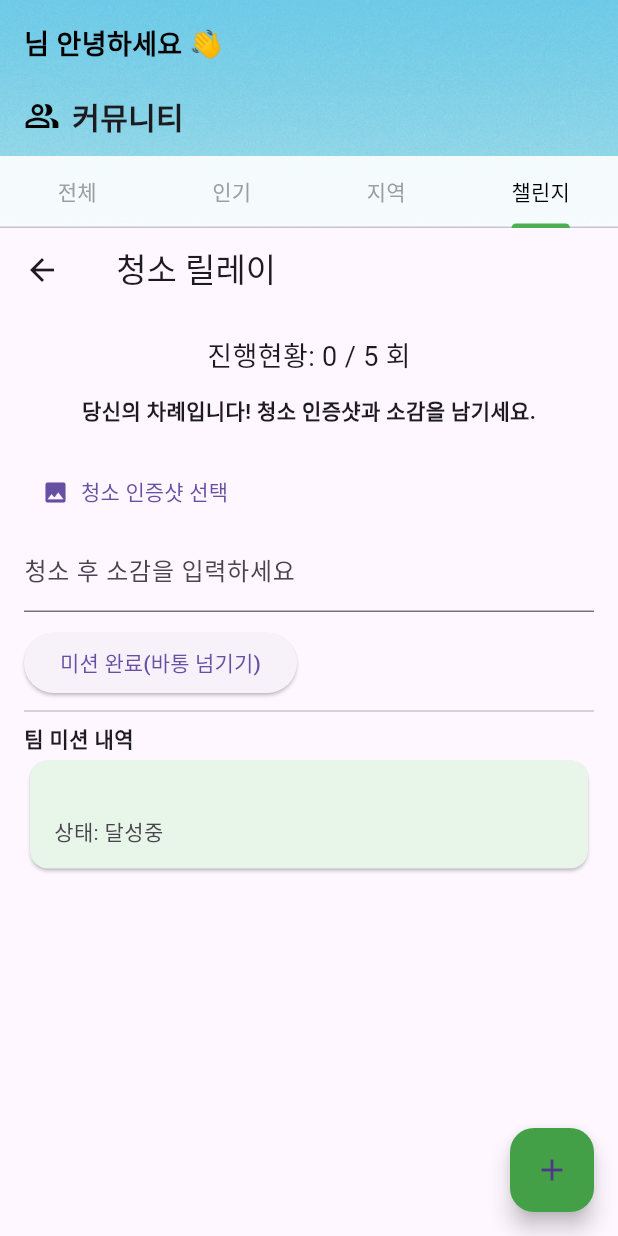
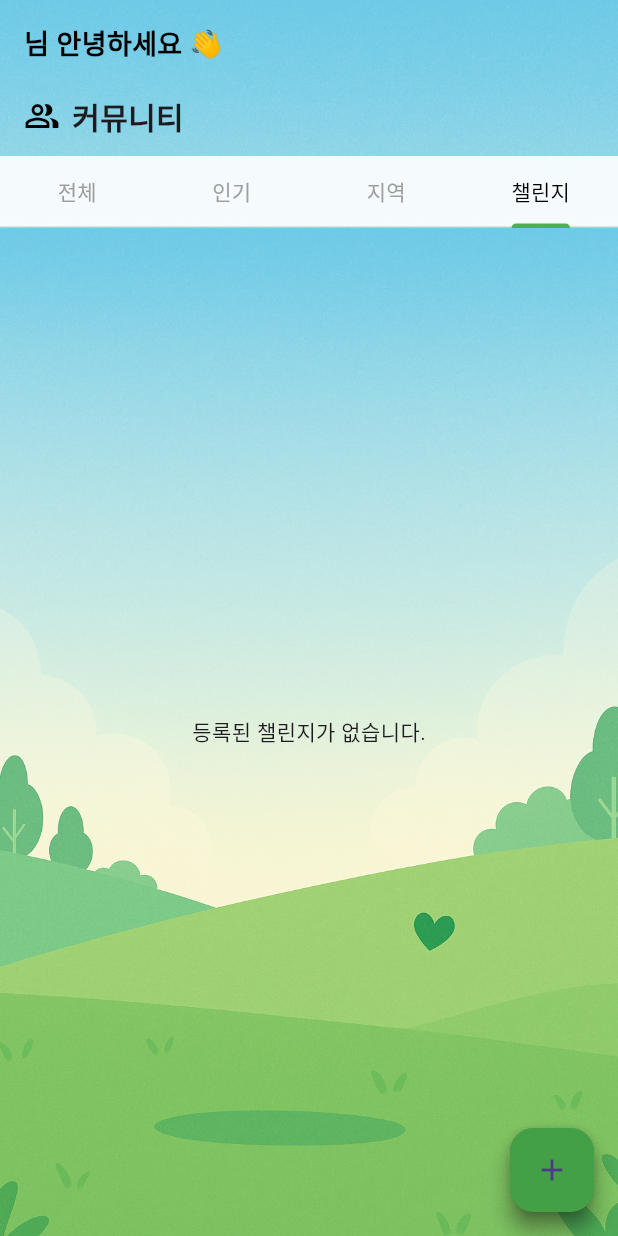
Before and after one commit to MuHaRVEY/CBNU_Capstone_Design_2025_ReBoot, a Flutter app: the CommunityEntirePage screen opened directly with empty values, tab 4 chosen, on a phone screen of 412 x 824 dp. Run offline on Flutter 3.47's test engine with Material 3 defaults, Android fonts, the phone set to English and light mode, and no system bars; our stand-ins replace firebase_auth, firebase_core, firebase_database, firebase_storage, google_sign_in, image_picker; accounts and stored records are empty; generated files the repository leaves out were written again.

Commit message:
chore : 전체 탭에서 챌린지 게시물 디자인 변경 및 참여 여부 추가

```diff
--- a/capstonedesign/lib/community_challenge.dart
+++ b/capstonedesign/lib/community_challenge.dart
@@ -1,7 +1,6 @@
 import 'package:flutter/material.dart';
 import 'package:firebase_database/firebase_database.dart';
-import 'package:image_picker/image_picker.dart';
-import 'dart:io';
+import 'community_makechallenge.dart';
 
 class CommunityChallengePage extends StatefulWidget {
   final String userId;
@@ -9,10 +8,10 @@ class CommunityChallengePage extends StatefulWidget {
   final String region;
 
   const CommunityChallengePage({
-    Key? key,
     required this.userId,
     required this.nickname,
     required this.region,
+    Key? key,
   }) : super(key: key);
 
   @override
@@ -20,244 +19,124 @@ class CommunityChallengePage extends StatefulWidget {
 }
 
 class _CommunityChallengePageState extends State<CommunityChallengePage> {
-  final dbRef = FirebaseDatabase.instance.ref('challenges');
-  bool isMyTurn = false;
-  bool isLoading = false;
-  XFile? _selectedImage;
-  final TextEditingController _commentController = TextEditingController();
 
-  Map? challengeData;
-  int myTeamIndex = -1;
+  void _showJoinDialog(BuildContext context, String challengeName) {
+    showDialog(
+      context: context,
+      builder: (context) => AlertDialog(
+        title: Text('챌린지 참가'),
+        content: Text('$challengeName에 참가하시겠습니까?'),
+        actions: [
+          TextButton(
+            onPressed: () => Navigator.of(context).pop(),
+            child: const Text('아니오'),
+          ),
+          ElevatedButton(
+            onPressed: () async {
+              Navigator.of(context).pop();
 
-  @override
-  void initState() {
-    super.initState();
-    _loadChallenge();
-  }
+              // --- [1] DB에 참가 챌린지 추가 ---
+              final userRef = FirebaseDatabase.instance.ref('users/${widget.userId}/currentChallenges');
+              final snapshot = await userRef.get();
 
-  Future<void> _loadChallenge() async {
-    final snapshot = await dbRef.child(widget.region).get();
-    if (snapshot.value == null) {
-      // 새 챌린지 생성
-      await dbRef.child(widget.region).set({
-        "region": widget.region,
-        "currentStep": 0,
-        "totalGoal": 5,
-        "rewardGiven": false,
-        "team": [
-          {
-            "userId": widget.userId,
-            "nickname": widget.nickname,
-            "missionStatus": "달성중",
-            "proofImageUrl": "",
-            "comment": "",
-            "date": "",
-          }
-        ],
-      });
-      setState(() {
-        challengeData = {
-          "region": widget.region,
-          "currentStep": 0,
-          "totalGoal": 5,
-          "rewardGiven": false,
-          "team": [
-            {
-              "userId": widget.userId,
-              "nickname": widget.nickname,
-              "missionStatus": "달성중",
-              "proofImageUrl": "",
-              "comment": "",
-              "date": "",
-            }
-          ],
-        };
-        myTeamIndex = 0;
-        isMyTurn = true;
-      });
-    } else {
-      // 기존 챌린지 데이터 로딩
-      final data = Map<String, dynamic>.from(snapshot.value as Map);
-      List<dynamic> team = List<dynamic>.from(data['team']);
-      int foundIdx = team.indexWhere((e) => e['userId'] == widget.userId);
-      // 미가입자는 자동으로 팀에 추가
-      if (foundIdx == -1) {
-        team.add({
-          "userId": widget.userId,
-          "nickname": widget.nickname,
-          "missionStatus": "달성중",
-          "proofImageUrl": "",
-          "comment": "",
-          "date": "",
-        });
-        await dbRef.child(widget.region).update({"team": team});
-        foundIdx = team.length - 1;
-      }
-      setState(() {
-        challengeData = data;
-        myTeamIndex = foundIdx;
-        isMyTurn = _findIsMyTurn(team, foundIdx, data['currentStep']);
-      });
+              List<dynamic> existing = [];
+              if (snapshot.exists && snapshot.value != null) {
+                if (snapshot.value is List) {
+                  existing = snapshot.value as List;
+                } else if (snapshot.value is Map) {
+                  existing = (snapshot.value as Map).values.toList();
                 }
               }
 
-  bool _findIsMyTurn(List<dynamic> team, int myIdx, int currentStep) {
-    // currentStep % team.length 번째가 내 인덱스면 내 차례!
-    if (team.isEmpty) return false;
-    int turnIdx = currentStep % team.length;
-    return turnIdx == myIdx;
+              // 중복 방지
+              if (!existing.contains(challengeName)) {
+                existing.add(challengeName);
+                await userRef.set(existing);
               }
 
-  Future<void> _pickImage() async {
-    final picker = ImagePicker();
-    final XFile? pickedFile = await picker.pickImage(source: ImageSource.gallery);
-    if (pickedFile != null) {
-      setState(() {
-        _selectedImage = pickedFile;
-      });
-    }
+              ScaffoldMessenger.of(context).showSnackBar(
+                SnackBar(content: Text('$challengeName에 참가하셨습니다!')),
+              );
+              print('[userId: ${widget.userId}, nickname: ${widget.nickname}] $challengeName 참가!');
+            },
+            child: const Text('참가'),
+          ),
+        ],
+      ),
+    );
   }
 
-  Future<void> _submitMission() async {
-    if (_selectedImage == null || _commentController.text.trim().isEmpty) return;
-
-    setState(() => isLoading = true);
-
-    // (실제로는 Firebase Storage로 업로드, 여긴 이미지 경로로 대체)
-    String proofImageUrl = _selectedImage!.path; // 실제론 업로드 URL
-
-    List<dynamic> team = List<dynamic>.from(challengeData!['team']);
-    team[myTeamIndex] = {
-      ...team[myTeamIndex],
-      "missionStatus": "complete",
-      "proofImageUrl": proofImageUrl,
-      "comment": _commentController.text.trim(),
-      "date": DateTime.now().toIso8601String(),
-    };
-    int currentStep = (challengeData!['currentStep'] as int) + 1;
-
-    // 목표 달성 체크
-    bool reward = false;
-    if (currentStep >= (challengeData!['totalGoal'] as int)) {
-      reward = true;
-    }
-
-    await dbRef.child(widget.region).update({
-      "team": team,
-      "currentStep": currentStep,
-      "rewardGiven": reward,
-    });
-
-    setState(() {
-      challengeData!['team'] = team;
-      challengeData!['currentStep'] = currentStep;
-      challengeData!['rewardGiven'] = reward;
-      isMyTurn = false;
-      isLoading = false;
-    });
-    _commentController.clear();
-    _selectedImage = null;
-
-    // TODO: 보상 지급 로직, 알림 등
-    if (reward) {
-      ScaffoldMessenger.of(context).showSnackBar(const SnackBar(content: Text('팀 목표 달성! 보상을 획득했습니다.')));
-    }
+  Future<void> _goToMakeChallenge() async {
+    await Navigator.push(
+      context,
+      MaterialPageRoute(
+        builder: (context) => CommunityMakeChallengePage(
+          userId: widget.userId,
+          nickname: widget.nickname,
+          region: widget.region,
+        ),
+      ),
+    );
+    // StreamBuilder가 알아서 갱신
   }
 
   @override
   Widget build(BuildContext context) {
-    if (challengeData == null) {
-      return const Scaffold(
-        body: Center(child: CircularProgressIndicator()),
-      );
-    }
-
-    List<dynamic> team = List<dynamic>.from(challengeData!['team']);
-    int currentStep = challengeData!['currentStep'];
-    int totalGoal = challengeData!['totalGoal'];
-    bool rewardGiven = challengeData!['rewardGiven'];
-
-    // 현재 차례 팀원
-    int turnIdx = team.isNotEmpty ? currentStep % team.length : 0;
-    String nextNickname = team[turnIdx]['nickname'];
-
     return Scaffold(
-      appBar: AppBar(
-        title: Text('${challengeData!['region']} 청소 릴레이'),
-      ),
-      body: Padding(
-        padding: const EdgeInsets.all(16.0),
-        child: Column(
+      body: Stack(
         children: [
-            Text('진행현황: $currentStep / $totalGoal 회', style: const TextStyle(fontSize: 18)),
-            const SizedBox(height: 12),
-            if (rewardGiven)
-              const Text('🎉 팀 목표 달성! 모두에게 보상이 지급됩니다! 🎉', style: TextStyle(color: Colors.green, fontWeight: FontWeight.bold)),
-            if (!rewardGiven)
-              Text(
-                isMyTurn
-                    ? "당신의 차례입니다! 청소 인증샷과 소감을 남기세요."
-                    : "현재 바통은 $nextNickname 님에게 있습니다.",
-                style: const TextStyle(fontWeight: FontWeight.bold),
-              ),
-            const SizedBox(height: 20),
-            if (isMyTurn && !rewardGiven)
-              Column(
-                crossAxisAlignment: CrossAxisAlignment.start,
-                children: [
-                  if (_selectedImage != null)
-                    Image.file(File(_selectedImage!.path), height: 160),
-                  TextButton.icon(
-                    onPressed: _pickImage,
-                    icon: const Icon(Icons.photo),
-                    label: const Text("청소 인증샷 선택"),
-                  ),
-                  TextField(
-                    controller: _commentController,
-                    decoration: const InputDecoration(labelText: '청소 후 소감을 입력하세요'),
-                  ),
-                  const SizedBox(height: 10),
-                  ElevatedButton(
-                    onPressed: isLoading ? null : _submitMission,
-                    child: isLoading
-                        ? const CircularProgressIndicator()
-                        : const Text('미션 완료(바통 넘기기)'),
-                  ),
-                ],
-              ),
-            const Divider(),
-            Align(
-              alignment: Alignment.centerLeft,
-              child: const Text("팀 미션 내역", style: TextStyle(fontWeight: FontWeight.bold)),
-            ),
-            Expanded(
-              child: ListView.builder(
-                itemCount: team.length,
-                itemBuilder: (context, idx) {
-                  final member = team[idx];
-                  return Card(
-                    color: idx == turnIdx && !rewardGiven ? Colors.green[50] : null,
-                    child: ListTile(
-                      title: Text('${member['nickname']}'),
-                      subtitle: Column(
-                        crossAxisAlignment: CrossAxisAlignment.start,
-                        children: [
-                          Text('상태: ${member['missionStatus']}'),
-                          if (member['proofImageUrl'] != null && (member['proofImageUrl'] as String).isNotEmpty)
-                            const Text('✔ 인증 완료'),
-                          if (member['comment'] != null && (member['comment'] as String).isNotEmpty)
-                            Text('소감: ${member['comment']}'),
-                          if (member['date'] != null && (member['date'] as String).isNotEmpty)
-                            Text('일시: ${member['date'].toString().substring(0, 16)}'),
-                        ],
+          Positioned.fill(
+            child: Image.asset(
+              'assets/images/image_firstpage_login.png',
+              fit: BoxFit.cover,
             ),
           ),
+          SafeArea(
+            child: StreamBuilder<DatabaseEvent>(
+              stream: FirebaseDatabase.instance.ref('challenges').onValue,
+              builder: (context, snapshot) {
+                if (snapshot.connectionState == ConnectionState.waiting) {
+                  return const Center(child: CircularProgressIndicator());
+                }
+                if (!snapshot.hasData || snapshot.data!.snapshot.value == null) {
+                  return const Center(child: Text('등록된 챌린지가 없습니다.'));
+                }
+                final data = snapshot.data!.snapshot.value as Map<dynamic, dynamic>;
+                final challengeList = data.entries.toList().reversed.toList();
+
+                return ListView.builder(
+                  padding: const EdgeInsets.all(16),
+                  itemCount: challengeList.length,
+                  itemBuilder: (context, index) {
+                    final challenge = Map<String, dynamic>.from(challengeList[index].value);
+                    final challengeName = challenge['name'] ?? '';
+                    return Card(
+                      color: Colors.white.withOpacity(0.95),
+                      shape: RoundedRectangleBorder(
+                        borderRadius: BorderRadius.circular(12),
+                      ),
+                      margin: const EdgeInsets.only(bottom: 16),
+                      child: ListTile(
+                        title: Text(
+                          challengeName,
+                          style: const TextStyle(fontWeight: FontWeight.bold, fontSize: 15),
+                        ),
+                        subtitle: Text(challenge['description'] ?? ''),
+                        trailing: const Icon(Icons.arrow_forward_ios, size: 16),
+                        onTap: () => _showJoinDialog(context, challengeName),
+                      ),
+                    );
+                  },
                 );
               },
             ),
           ),
         ],
       ),
+      floatingActionButton: FloatingActionButton(
+        backgroundColor: Colors.green.shade600,
+        child: const Icon(Icons.add),
+        onPressed: _goToMakeChallenge,
       ),
     );
   }
--- a/capstonedesign/lib/community_entire.dart
+++ b/capstonedesign/lib/community_entire.dart
@@ -6,11 +6,16 @@ import 'community_region.dart';
 import 'community_newthings.dart';
 import 'community_detail.dart';
 import 'community_challenge.dart';
+import 'community_makechallenge.dart';
 
 class CommunityEntireTab extends StatelessWidget {
   final void Function(String postId) openDetailPage;
+  final String userId;
+  final String nickname;
   const CommunityEntireTab({
     required this.openDetailPage,
+    required this.userId,
+    required this.nickname,
     Key? key,
   }) : super(key: key);
 
@@ -22,7 +27,6 @@ class CommunityEntireTab extends StatelessWidget {
         '${date.hour.toString().padLeft(2, '0')}:${date.minute.toString().padLeft(2, '0')}';
   }
 
-  // 좋아요/댓글 카운트는 FutureBuilder로 (stream 충돌 없음)
   Widget _buildLikeAndCommentCounts(String postId) {
     return Row(
       mainAxisSize: MainAxisSize.min,
@@ -192,6 +196,10 @@ class _CommunityEntirePageState extends State<CommunityEntirePage>
   void initState() {
     super.initState();
     _tabController = TabController(length: tabs.length, vsync: this);
+    _tabController.addListener(() {
+      // FAB 동작 변경 위해 rebuild 필요
+      setState(() {});
+    });
   }
 
   @override
@@ -209,15 +217,6 @@ class _CommunityEntirePageState extends State<CommunityEntirePage>
           userId: widget.userId,
           nickname: widget.nickname,
         ),
-      ),
-    );
-  }
-
-  Widget _buildPlaceholderTab(String message) {
-    return Center(
-      child: Text(
-        message,
-        style: const TextStyle(fontSize: 16, color: Colors.black54),
       ),
     );
   }
@@ -278,9 +277,10 @@ class _CommunityEntirePageState extends State<CommunityEntirePage>
                   child: TabBarView(
                     controller: _tabController,
                     children: [
-                      // UniqueKey()로 각 탭 매번 새로 빌드
                       CommunityEntireTab(
                         openDetailPage: openDetailPage,
+                        userId: widget.userId,
+                        nickname: widget.nickname,
                         key: UniqueKey(),
                       ),
                       CommunityPopularPage(
@@ -294,7 +294,6 @@ class _CommunityEntirePageState extends State<CommunityEntirePage>
                       CommunityChallengePage(
                         userId: widget.userId,
                         nickname: widget.nickname,
-                        // region 값이 있으면 전달 (예: '서울' 등)
                         region: '',
                         key: UniqueKey(),
                       ),
@@ -306,7 +305,29 @@ class _CommunityEntirePageState extends State<CommunityEntirePage>
           ),
         ],
       ),
-      floatingActionButton: FloatingActionButton(
+      floatingActionButton: Builder(
+        builder: (context) {
+          if (_tabController.index == 3) {
+            // 챌린지 탭
+            return FloatingActionButton(
+              backgroundColor: Colors.green.shade600,
+              child: const Icon(Icons.add),
+              onPressed: () {
+                Navigator.push(
+                  context,
+                  MaterialPageRoute(
+                    builder: (context) => CommunityMakeChallengePage(
+                      userId: widget.userId,
+                      nickname: widget.nickname,
+                      region: '',
+                    ),
+                  ),
+                );
+              },
+            );
+          } else {
+            // 나머지 탭(전체/인기/지역)
+            return FloatingActionButton(
               backgroundColor: Colors.green.shade600,
               child: const Icon(Icons.add),
               onPressed: () {
@@ -320,6 +341,9 @@ class _CommunityEntirePageState extends State<CommunityEntirePage>
                   ),
                 );
               },
+            );
+          }
+        },
       ),
     );
   }
```
Lines whose indentation alone changed are shown as unchanged.
